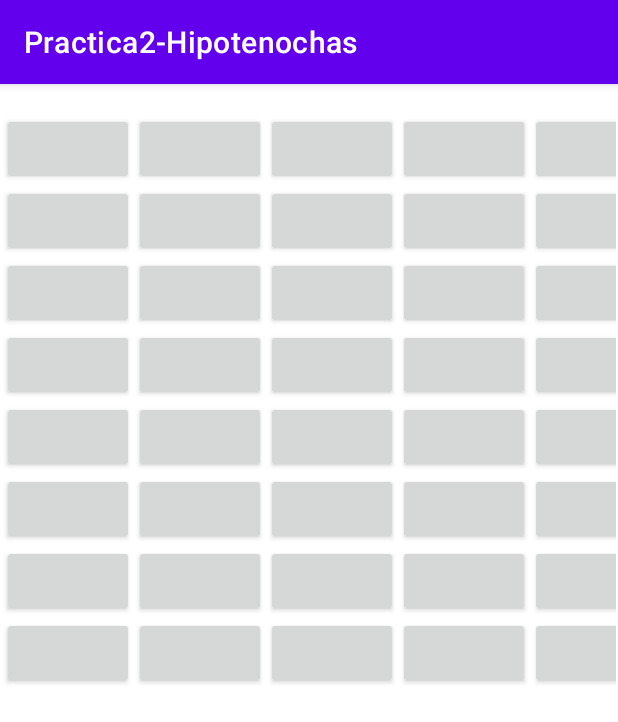
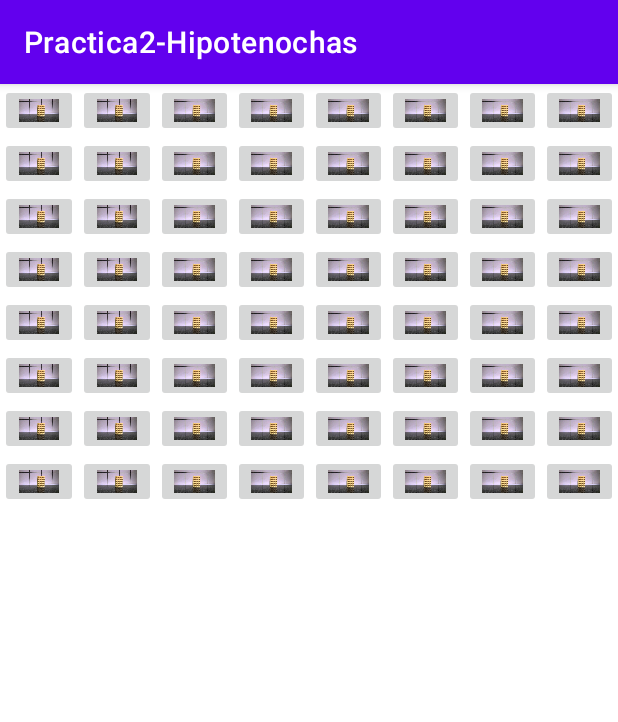
Before and after one commit to IkerNadalCastro/Moviles, an Android app: the screen it shows after launch (MainActivity), on a phone screen of 412 x 824 dp. Shown: the top 722 px of the screen. Run offline under Robolectric (Android 15) with nearby library versions, the phone set to English and light mode, and no system bars.

Commit message:
Subo lo hecho en casa de la practica 2 de hipotenochas

```diff
--- a/Practica2Hipotenochas/app/src/main/java/com/example/practica2_hipotenochas/MainActivity.java
+++ b/Practica2Hipotenochas/app/src/main/java/com/example/practica2_hipotenochas/MainActivity.java
@@ -2,10 +2,15 @@ package com.example.practica2_hipotenochas;
 
 import androidx.appcompat.app.AppCompatActivity;
 
+import android.media.Image;
 import android.os.Bundle;
 import android.widget.Button;
+import android.widget.ImageButton;
+import android.widget.ImageView;
 import android.widget.TableLayout;
 import android.widget.TableRow;
+
+import java.util.ArrayList;
 
 public class MainActivity extends AppCompatActivity {
 
@@ -17,36 +22,31 @@ public class MainActivity extends AppCompatActivity {
         init();
     }
 
+    //Este metodo solo está hecho para la dificultad facil, luego hay que repetirlo para la media y dificil
     public void init() {
 
+        ArrayList<String> listaHipotenochados = new ArrayList<String>();
+
         int rowsColsEasy = 8;
-        int rowsColsMedium = 12;
-        int rowsColsHard = 16;
-
         int generadorID = 1;
 
-        int hipotenochasEasy = 10;
-        int hipotenochasMedium = 20;
-        int hipotenochasHard = 30;
-
         TableLayout tl = (TableLayout) findViewById(R.id.TableLayout1);
-
-        //https://stackoverflow.com/questions/12833430/layout-parameters-for-tablerow-views
-        //https://stackoverflow.com/questions/18207470/adding-table-rows-dynamically-in-android
-        //links para layout parameters
 
         for (int filas = 1; filas <= rowsColsEasy; filas ++, generadorID ++) {
 
             //En esta primera parte hago un generador de tags y creo la fila
             String rowNameGenerator = ("row" + (String.valueOf(filas)));
 
-            TableRow.LayoutParams tlParams = new TableRow.LayoutParams(
+            TableRow row = new TableRow(this);
+
+            TableRow.LayoutParams trParams = new TableRow.LayoutParams(
                     TableRow.LayoutParams.MATCH_PARENT,
-                    TableRow.LayoutParams.MATCH_PARENT);
+                    TableRow.LayoutParams.MATCH_PARENT,
+                    1);
 
-            TableRow rowCreada = new TableRow(this);
-            rowCreada.setId(generadorID);
-            rowCreada.setTag(rowNameGenerator);
+            row.setId(generadorID);
+            row.setTag(rowNameGenerator);
+            row.setLayoutParams(trParams);
 
             for (int columnas = 1; columnas <=rowsColsEasy; columnas ++, generadorID ++) {
 
@@ -54,18 +54,38 @@ public class MainActivity extends AppCompatActivity {
                 //Creo el boton y lo añado a la fila
                 String columnNameGenerator = (rowNameGenerator + "col" + (String.valueOf(columnas)));
 
-                Button boton = new Button(this);
+                ImageButton boton = new ImageButton(this);
+
                 boton.setId(generadorID);
                 boton.setTag(columnNameGenerator);
-                rowCreada.addView(boton);
+
+                boton.setImageResource(R.drawable.elwafels);
+                boton.setScaleType(ImageView.ScaleType.FIT_XY);
+                boton.setAdjustViewBounds(true);
+
+                boton.setLayoutParams(trParams);
+
+                row.addView(boton);
 
             }
 
             //Añado la fila entera con las columnas incluidas al tableLayout
 
-            tl.addView(rowCreada);
+            tl.addView(row);
 
-        }
+        } //Fin del for para crear el table layout
+
+        //Aqui va a empezar lo de poner hipotenochas
+        /*
+        *
+        * La idea es que tengo un contador de hipotenochas(las que tienen que salir) y con un Math.random() voy generando un numero entre 1 y el nº total de casillas.
+        * Después se busca esa casilla (por ID o Tag) se indica que se ha puesto las hipotenocha y esa casilla se va a añadir al arrayList para que asi si salen casillas repetidas
+        * se haga otro numero aleatorio, para que no haya duplicados.
+        *
+        * */
+
+        int hipotenochasEasy = 10;
+
 
     }
 }
--- a/Practica2Hipotenochas/app/src/main/res/layout/activity_main.xml
+++ b/Practica2Hipotenochas/app/src/main/res/layout/activity_main.xml
@@ -8,31 +8,8 @@
 
     <TableLayout
         android:id="@+id/TableLayout1"
-        android:layout_width="409dp"
-        android:layout_height="729dp"
-        android:layout_marginStart="1dp"
-        android:layout_marginTop="1dp"
-        android:layout_marginEnd="1dp"
-        android:layout_marginBottom="1dp"
-        app:layout_constraintBottom_toBottomOf="parent"
-        app:layout_constraintEnd_toEndOf="parent"
-        app:layout_constraintStart_toStartOf="parent"
-        app:layout_constraintTop_toTopOf="parent">
+        android:layout_height="match_parent"
+        android:layout_width="match_parent">
+    </TableLayout>
 
-        <TableRow
-            android:layout_width="match_parent"
-            android:layout_height="match_parent" />
-
-        <TableRow
-            android:layout_width="match_parent"
-            android:layout_height="match_parent" />
-
-        <TableRow
-            android:layout_width="match_parent"
-            android:layout_height="match_parent" />
-
-        <TableRow
-            android:layout_width="match_parent"
-            android:layout_height="match_parent" />
-    </TableLayout>
 </androidx.constraintlayout.widget.ConstraintLayout>
```
Also changed, not shown: Practica2Hipotenochas/app/src/main/res/drawable/elwafels.jpg (added).
